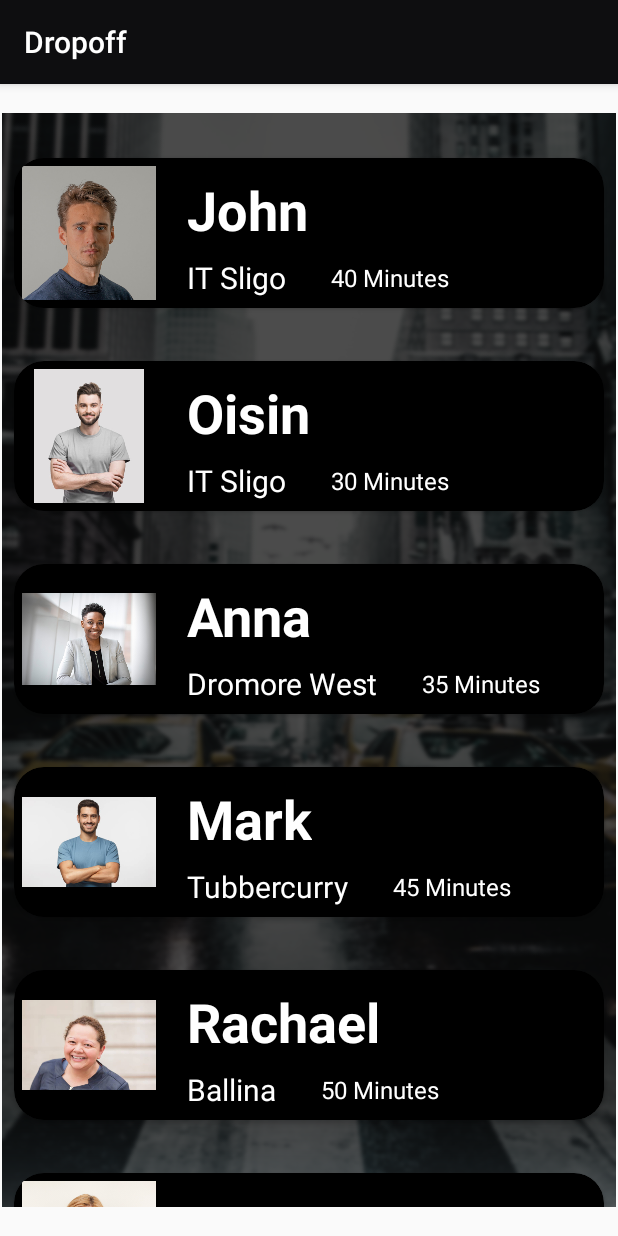
After one commit to OisinLynch/DropoffCarpoolApp, an Android app: the HistoryManualActivity screen opened directly, with no data from a screen before it, on a phone screen of 412 x 824 dp. The commit adds this screen. Run offline under Robolectric (Android 15) with nearby library versions, the phone set to English and light mode, and no system bars; libraries missing offline, so code that uses them is left out: com.akexorcist.googledirection.

Commit message:
Driver and customer history activity added

```diff
--- a/app/src/main/AndroidManifest.xml
+++ b/app/src/main/AndroidManifest.xml
@@ -13,6 +13,9 @@
         android:roundIcon="@drawable/dropoff"
         android:supportsRtl="true"
         android:theme="@style/Theme.CarpoolProjectApp">
+        <activity
+            android:name=".HistoryManualActivity"
+            android:exported="false" />
         <activity
             android:name=".CustomerHistoryActivity"
             android:exported="false" />
--- a/app/src/main/java/edu/olynch/carpoolprojectapp/CustomerMapActivity.java
+++ b/app/src/main/java/edu/olynch/carpoolprojectapp/CustomerMapActivity.java
@@ -283,7 +283,7 @@ public class CustomerMapActivity extends FragmentActivity implements NavigationV
                             mHistory.setOnClickListener(new View.OnClickListener() {
                                 @Override
                                 public void onClick(View view) {
-                                    Intent intent = new Intent(CustomerMapActivity.this, CustomerHistoryActivity.class);
+                                    Intent intent = new Intent(CustomerMapActivity.this, HistoryManualActivity.class);
                                     intent.putExtra("customerOrDriver", "Customers");
                                     startActivity(intent);
                                     return;
--- a/app/src/main/java/edu/olynch/carpoolprojectapp/DriverMapActivity.java
+++ b/app/src/main/java/edu/olynch/carpoolprojectapp/DriverMapActivity.java
@@ -83,7 +83,7 @@ public class DriverMapActivity extends FragmentActivity implements NavigationVie
     Location mLastLocation;
     LocationRequest mLocationRequest;
     SupportMapFragment supportMapFragment;
-    private Button mLogout, mSettings, mLiftStatus;
+    private Button mLogout, mSettings, mLiftStatus, mHistory;
 
     private String customerId = "", destination;
 
@@ -128,6 +128,7 @@ public class DriverMapActivity extends FragmentActivity implements NavigationVie
 
         mSettings = findViewById(R.id.DriverSettings);
         mLiftStatus = findViewById(R.id.liftStatus);
+        mHistory = findViewById(R.id.driverHistoy);
 
         mLiftStatus.setOnClickListener(new View.OnClickListener() {
             @Override
@@ -145,6 +146,15 @@ public class DriverMapActivity extends FragmentActivity implements NavigationVie
                         endRide();
                         break;
                 }
+            }
+        });
+
+        mHistory.setOnClickListener(new View.OnClickListener() {
+            @Override
+            public void onClick(View view) {
+                Intent intent = new Intent(DriverMapActivity.this, HistoryManualActivity.class);
+                startActivity(intent);
+                return;
             }
         });
 
--- /dev/null
+++ b/app/src/main/java/edu/olynch/carpoolprojectapp/HistoryManualActivity.java
@@ -0,0 +1,43 @@
+package edu.olynch.carpoolprojectapp;
+
+import androidx.appcompat.app.AppCompatActivity;
+import androidx.recyclerview.widget.LinearLayoutManager;
+import androidx.recyclerview.widget.RecyclerView;
+
+import android.os.Bundle;
+
+import com.akexorcist.googledirection.model.Line;
+
+import java.util.ArrayList;
+
+public class HistoryManualActivity extends AppCompatActivity {
+
+    ArrayList<HistoryModel> historyModels = new ArrayList<>();
+
+    int [] personImages = {R.drawable.man1, R.drawable.man2, R.drawable.woman1, R.drawable.man3, R.drawable.woman2, R.drawable.woman3, R.drawable.man4};
+
+    @Override
+    protected void onCreate(Bundle savedInstanceState) {
+        super.onCreate(savedInstanceState);
+        setContentView(R.layout.activity_history_manual);
+
+        RecyclerView recyclerView = findViewById(R.id.mRecyclerView);
+
+        setupHistoryModels();
+
+        HistoryModel_RecyclerViewAdapter adapter = new HistoryModel_RecyclerViewAdapter(this, historyModels);
+
+        recyclerView.setAdapter(adapter);
+        recyclerView.setLayoutManager(new LinearLayoutManager(this));
+    }
+
+    private void setupHistoryModels() {
+        String[] names = getResources().getStringArray(R.array.name);
+        String[] destination = getResources().getStringArray(R.array.destinationHistory);
+        String[] journeyLength = getResources().getStringArray(R.array.journey_length);
+
+        for (int i = 0; i < names.length; i++) {
+            historyModels.add(new HistoryModel(names[i], destination[i], journeyLength[i], personImages[i]));
+        }
+    }
+}
--- /dev/null
+++ b/app/src/main/java/edu/olynch/carpoolprojectapp/HistoryModel.java
@@ -0,0 +1,31 @@
+package edu.olynch.carpoolprojectapp;
+
+public class HistoryModel {
+    String name;
+    String destination;
+    String journeyLength;
+    int image;
+
+    public HistoryModel(String name, String destination, String journeyLength, int image) {
+        this.name = name;
+        this.destination = destination;
+        this.journeyLength = journeyLength;
+        this.image = image;
+    }
+
+    public String getName() {
+        return name;
+    }
+
+    public String getDestination() {
+        return destination;
+    }
+
+    public String getJourneyLength() {
+        return journeyLength;
+    }
+
+    public int getImage() {
+        return image;
+    }
+}
--- /dev/null
+++ b/app/src/main/java/edu/olynch/carpoolprojectapp/HistoryModel_RecyclerViewAdapter.java
@@ -0,0 +1,68 @@
+package edu.olynch.carpoolprojectapp;
+
+import android.content.Context;
+import android.view.LayoutInflater;
+import android.view.View;
+import android.view.ViewGroup;
+import android.widget.ImageView;
+import android.widget.TextView;
+
+import androidx.annotation.NonNull;
+import androidx.recyclerview.widget.RecyclerView;
+
+import java.util.ArrayList;
+
+public class HistoryModel_RecyclerViewAdapter extends RecyclerView.Adapter<HistoryModel_RecyclerViewAdapter.MyViewHolder> {
+
+    Context context;
+    ArrayList<HistoryModel> historyModels;
+
+    public HistoryModel_RecyclerViewAdapter(Context context, ArrayList<HistoryModel> historyModels) {
+        this.context = context;
+        this.historyModels = historyModels;
+    }
+
+    @NonNull
+    @Override
+    public HistoryModel_RecyclerViewAdapter.MyViewHolder onCreateViewHolder(@NonNull ViewGroup parent, int viewType) {
+        //Inflate the layout and give the look to the rows
+        LayoutInflater inflater = LayoutInflater.from(context);
+        View view = inflater.inflate(R.layout.recycler_view_row, parent, false);
+
+        return new HistoryModel_RecyclerViewAdapter.MyViewHolder(view);
+    }
+
+    @Override
+    public void onBindViewHolder(@NonNull HistoryModel_RecyclerViewAdapter.MyViewHolder holder, int position) {
+        //Assign values to each of the rows as they come back onto the screen
+        //Based on the position of the RecyclerView
+
+        holder.tvName.setText(historyModels.get(position).getName());
+        holder.tvDestination.setText(historyModels.get(position).getDestination());
+        holder.tvJourneyLength.setText(historyModels.get(position).getJourneyLength());
+        holder.imageView.setImageResource(historyModels.get(position).getImage());
+    }
+
+    @Override
+    public int getItemCount() {
+        //Wants to know the number of items that you want to display
+        return historyModels.size();
+    }
+
+    public static class MyViewHolder extends RecyclerView.ViewHolder {
+
+        //Grabbing the views from the recycler_view_row layout file
+
+        ImageView imageView;
+        TextView tvName, tvDestination, tvJourneyLength;
+
+        public MyViewHolder(@NonNull View itemView) {
+            super(itemView);
+
+            imageView = itemView.findViewById(R.id.personImage);
+            tvName = itemView.findViewById(R.id.name);
+            tvDestination = itemView.findViewById(R.id.destination);
+            tvJourneyLength = itemView.findViewById(R.id.journeyLength);
+        }
+    }
+}
--- a/app/src/main/res/layout/activity_customer_map.xml
+++ b/app/src/main/res/layout/activity_customer_map.xml
@@ -47,7 +47,6 @@
                     android:background="@drawable/round_button"
                     android:backgroundTint="@color/white"
                     android:theme="@style/Button.White"/>
-
                 <Button
                     android:layout_weight="1"
                     android:layout_width="0dp"
--- a/app/src/main/res/layout/activity_driver_map.xml
+++ b/app/src/main/res/layout/activity_driver_map.xml
@@ -79,18 +79,31 @@
             android:layout_width="match_parent"
             android:layout_height="wrap_content"
             android:background="@color/black">
-
+            <LinearLayout
+                android:layout_width="match_parent"
+                android:layout_height="wrap_content"
+                android:id="@+id/driverButtons" >
                 <Button
-                android:layout_width="wrap_content"
+                    android:layout_weight="1"
+                    android:layout_width="0dp"
                     android:layout_height="wrap_content"
                     android:id="@+id/logout"
                     android:text="Logout"
                     android:textColor="@color/black"
                     android:background="@drawable/round_button"
                     android:backgroundTint="@color/white"/>
-
                 <Button
-                android:layout_width="wrap_content"
+                    android:layout_weight="1"
+                    android:layout_width="0dp"
+                    android:layout_height="wrap_content"
+                    android:id="@+id/driverHistoy"
+                    android:text="History"
+                    android:textColor="@color/black"
+                    android:background="@drawable/round_button"
+                    android:backgroundTint="@color/white"/>
+                <Button
+                    android:layout_weight="1"
+                    android:layout_width="0dp"
                     android:layout_height="wrap_content"
                     android:id="@+id/DriverSettings"
                     android:text="Settings"
@@ -99,6 +112,8 @@
                     android:background="@drawable/round_button"
                     android:backgroundTint="@color/white"/>
 
+            </LinearLayout>
+
         </RelativeLayout>
     </androidx.coordinatorlayout.widget.CoordinatorLayout>
 </FrameLayout>
--- /dev/null
+++ b/app/src/main/res/layout/activity_history_manual.xml
@@ -0,0 +1,18 @@
+<?xml version="1.0" encoding="utf-8"?>
+<androidx.constraintlayout.widget.ConstraintLayout xmlns:android="http://schemas.android.com/apk/res/android"
+    xmlns:app="http://schemas.android.com/apk/res-auto"
+    xmlns:tools="http://schemas.android.com/tools"
+    android:layout_width="match_parent"
+    android:layout_height="match_parent"
+    tools:context=".HistoryManualActivity">
+
+    <androidx.recyclerview.widget.RecyclerView
+        android:id="@+id/mRecyclerView"
+        android:layout_width="409dp"
+        android:layout_height="729dp"
+        android:background="@drawable/taxiimagepng"
+        app:layout_constraintBottom_toBottomOf="parent"
+        app:layout_constraintEnd_toEndOf="parent"
+        app:layout_constraintStart_toStartOf="parent"
+        app:layout_constraintTop_toTopOf="parent" />
+</androidx.constraintlayout.widget.ConstraintLayout>
--- /dev/null
+++ b/app/src/main/res/layout/recycler_view_row.xml
@@ -0,0 +1,75 @@
+<?xml version="1.0" encoding="utf-8"?>
+<androidx.constraintlayout.widget.ConstraintLayout xmlns:android="http://schemas.android.com/apk/res/android"
+    xmlns:app="http://schemas.android.com/apk/res-auto"
+    xmlns:tools="http://schemas.android.com/tools"
+    android:layout_width="match_parent"
+    android:layout_height="wrap_content">
+
+    <androidx.cardview.widget.CardView
+        android:layout_width="match_parent"
+        android:layout_height="wrap_content"
+        android:layout_marginTop="30dp"
+        android:layout_marginBottom="5dp"
+        android:layout_marginStart="8dp"
+        android:layout_marginEnd="8dp"
+        app:cardBackgroundColor="@color/black"
+        app:cardCornerRadius="20dp"
+        android:elevation="8dp"
+        app:layout_constraintBottom_toBottomOf="parent"
+        app:layout_constraintEnd_toEndOf="parent"
+        app:layout_constraintStart_toStartOf="parent"
+        app:layout_constraintTop_toTopOf="parent" >
+
+        <androidx.constraintlayout.widget.ConstraintLayout
+            android:layout_width="match_parent"
+            android:layout_height="match_parent">
+
+            <ImageView
+                android:id="@+id/personImage"
+                android:layout_width="100dp"
+                android:layout_height="100dp"
+                android:padding="5dp"
+                app:layout_constraintBottom_toBottomOf="parent"
+                app:layout_constraintStart_toStartOf="parent"
+                app:layout_constraintTop_toTopOf="parent"
+                app:srcCompat="@drawable/man1" />
+
+            <TextView
+                android:id="@+id/name"
+                android:layout_width="wrap_content"
+                android:layout_height="wrap_content"
+                android:layout_marginStart="15dp"
+                android:layout_marginTop="10dp"
+                android:text="@string/person_name"
+                android:textColor="@color/white"
+                android:textSize="36sp"
+                android:textStyle="bold"
+                app:layout_constraintStart_toEndOf="@id/personImage"
+                app:layout_constraintTop_toTopOf="parent" />
+
+            <TextView
+                android:id="@+id/destination"
+                android:layout_width="wrap_content"
+                android:layout_height="wrap_content"
+                android:layout_marginStart="15dp"
+                android:text="@string/destination"
+                android:textColor="@color/white"
+                android:textSize="20sp"
+                app:layout_constraintBottom_toBottomOf="parent"
+                app:layout_constraintStart_toEndOf="@id/personImage"
+                app:layout_constraintTop_toBottomOf="@id/name" />
+
+            <TextView
+                android:id="@+id/journeyLength"
+                android:layout_width="wrap_content"
+                android:layout_height="wrap_content"
+                android:layout_marginStart="30dp"
+                android:text="@string/journey_length"
+                android:textColor="@color/white"
+                android:textSize="16sp"
+                app:layout_constraintBottom_toBottomOf="parent"
+                app:layout_constraintStart_toEndOf="@id/destination"
+                app:layout_constraintTop_toBottomOf="@id/name" />
+        </androidx.constraintlayout.widget.ConstraintLayout>
+    </androidx.cardview.widget.CardView>
+</androidx.constraintlayout.widget.ConstraintLayout>
--- a/app/src/main/res/values/colors.xml
+++ b/app/src/main/res/values/colors.xml
@@ -15,4 +15,5 @@
     <color name="lightGrey">#C2C2C2</color>
     <color name="lighterGrey">#ECECEC</color>
     <color name="white">#FFFFFF</color>
+    <color name="jetBlack">#0E0E10</color>
 </resources>
--- a/app/src/main/res/values/strings.xml
+++ b/app/src/main/res/values/strings.xml
@@ -4,6 +4,36 @@
     <string name="publishablekey" templateMergeStrategy="preserve" translatable="false">stripe_pk_key</string>
     <string name="stripe_client_key" templateMergeStrategy="preserve" translatable="false">stripe_sk_key</string>
     <string name="firebase_hosting_url" templateMergeStrategy="preserve" translatable="false">https://firebase_hosting_url/</string>
+
+    <string-array name="name">
+        <item>John</item>
+        <item>Oisin</item>
+        <item>Anna</item>
+        <item>Mark</item>
+        <item>Rachael</item>
+        <item>Tara</item>
+        <item>Brian</item>
+    </string-array>
+
+    <string-array name="destinationHistory">
+        <item>IT Sligo</item>
+        <item>IT Sligo</item>
+        <item>Dromore West</item>
+        <item>Tubbercurry</item>
+        <item>Ballina</item>
+        <item>Strandhill</item>
+        <item>Cooloney</item>
+    </string-array>
+
+    <string-array name="journey_length">
+        <item>40 Minutes</item>
+        <item>30 Minutes</item>
+        <item>35 Minutes</item>
+        <item>45 Minutes</item>
+        <item>50 Minutes</item>
+        <item>20 Minutes</item>
+        <item>20 Minutes</item>
+    </string-array>
 
     <string name="app_name">Dropoff</string>
     <string name="phone_driver">Phone</string>
@@ -288,6 +318,9 @@
     <string name="request_driver">Request Driver</string>
     <string name="logout">Logout</string>
     <string name="lift_id">Lift Id</string>
+    <string name="person_name">Person Name</string>
+    <string name="destinationHistory">Destination</string>
+    <string name="journey_length">Journey Length</string>
 
 
 </resources>
--- a/app/src/main/res/values/themes.xml
+++ b/app/src/main/res/values/themes.xml
@@ -2,8 +2,8 @@
     <!-- Base application theme. -->
     <style name="Theme.CarpoolProjectApp" parent="Theme.AppCompat.Light.DarkActionBar">
         <!-- Primary brand color. -->
-        <item name="colorPrimary">@color/purple_500</item>
-        <item name="colorPrimaryVariant">@color/purple_700</item>
+        <item name="colorPrimary">@color/jetBlack</item>
+        <item name="colorPrimaryVariant">@color/jetBlack</item>
         <item name="colorOnPrimary">@color/white</item>
         <!-- Secondary brand color. -->
         <item name="colorSecondary">@color/teal_200</item>
```
Also changed, not shown: app/src/main/res/drawable-xxhdpi/man1.jpg (added), app/src/main/res/drawable-xxhdpi/man2.jpg (added), app/src/main/res/drawable-xxhdpi/man3.jpg (added), app/src/main/res/drawable-xxhdpi/man4.jpg (added), app/src/main/res/drawable-xxhdpi/woman1.jpg (added), app/src/main/res/drawable-xxhdpi/woman2.jpg (added), app/src/main/res/drawable-xxhdpi/woman3.jpg (added). Lines whose indentation alone changed are shown as unchanged.
